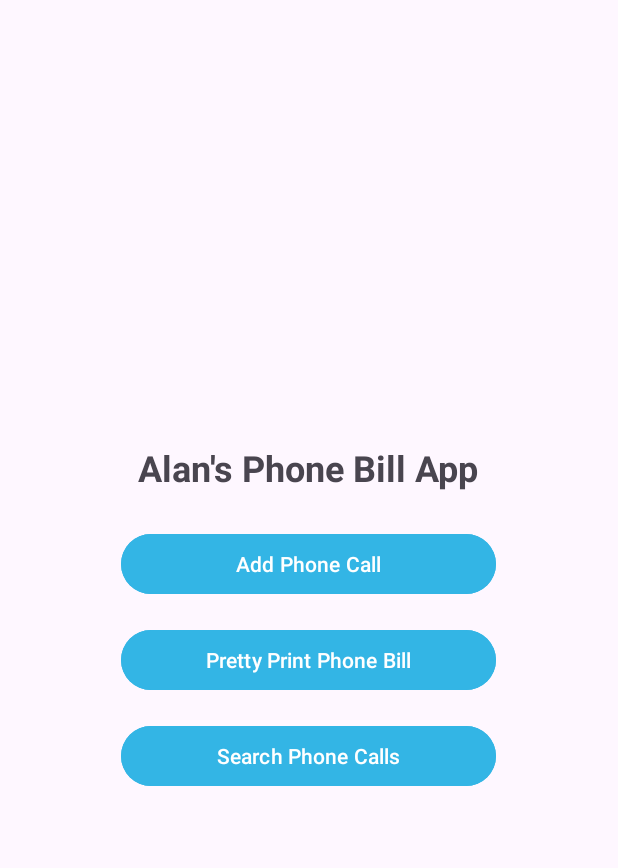
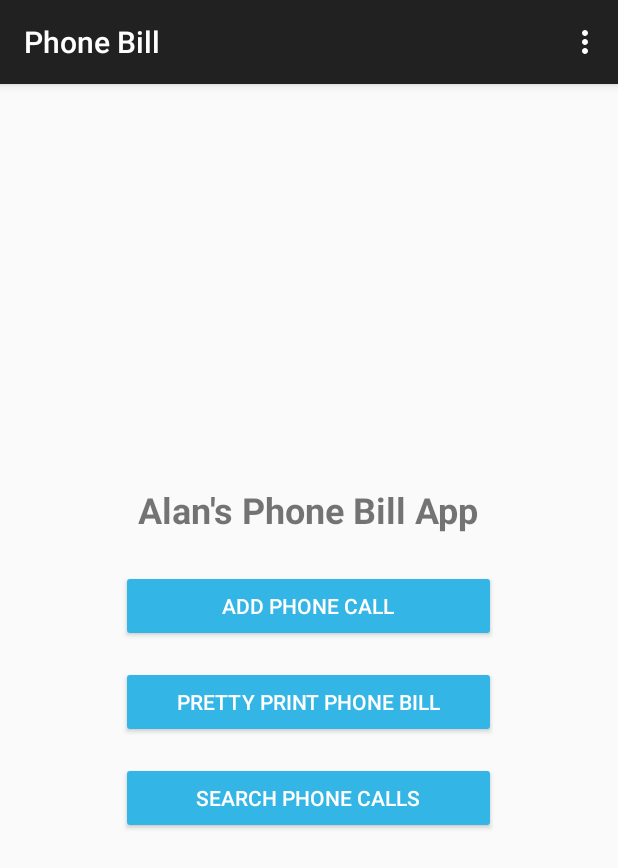
Before and after one commit to ashirk94/JoyOfCodingSummer2024, an Android app: the screen it shows after launch (MainActivity), on a phone screen of 412 x 824 dp. Shown: the top 868 px of the screen. Run offline under Robolectric (Android 15) with nearby library versions, the phone set to English and light mode, and no system bars; libraries missing offline, so code that uses them is left out: edu.pdx.cs.

```diff
--- a/phonebill-android/app/src/main/AndroidManifest.xml
+++ b/phonebill-android/app/src/main/AndroidManifest.xml
@@ -14,7 +14,8 @@
         tools:targetApi="31">
         <activity
             android:name=".MainActivity"
-            android:exported="true">
+            android:exported="true"
+            android:theme="@style/Theme.AppCompat.Light.DarkActionBar">
             <intent-filter>
                 <action android:name="android.intent.action.MAIN" />
 
--- a/phonebill-android/app/src/main/java/edu/pdx/cs/joy/alans/PrettyPrintActivity.java
+++ b/phonebill-android/app/src/main/java/edu/pdx/cs/joy/alans/PrettyPrintActivity.java
@@ -1,6 +1,7 @@
 package edu.pdx.cs.joy.alans;
 
 import android.os.Bundle;
+import android.view.View;
 import android.widget.TextView;
 import androidx.appcompat.app.AppCompatActivity;
 
@@ -19,4 +20,8 @@ public class PrettyPrintActivity extends AppCompatActivity {
         // Displays the data
         prettyPrintTextView.setText(prettyPrintData);
     }
+
+    public void goBack(View view) {
+        finish();
+    }
 }
--- a/phonebill-android/app/src/main/java/edu/pdx/cs/joy/alans/SearchResultsActivity.java
+++ b/phonebill-android/app/src/main/java/edu/pdx/cs/joy/alans/SearchResultsActivity.java
@@ -1,6 +1,7 @@
 package edu.pdx.cs.joy.alans;
 
 import android.os.Bundle;
+import android.view.View;
 import android.widget.TextView;
 import androidx.appcompat.app.AppCompatActivity;
 
@@ -23,4 +24,8 @@ public class SearchResultsActivity extends AppCompatActivity {
             searchResultsTextView.setText("No results to display");
         }
     }
+
+    public void goBack(View view) {
+        finish();
+    }
 }
--- /dev/null
+++ b/phonebill-android/app/src/main/res/menu/menu_main.xml
@@ -0,0 +1,9 @@
+<?xml version="1.0" encoding="utf-8"?>
+<menu xmlns:android="http://schemas.android.com/apk/res/android"
+    xmlns:app="http://schemas.android.com/apk/res-auto">
+
+    <item
+        android:id="@+id/action_readme"
+        android:title="@string/readme"
+        app:showAsAction="never" />
+</menu>
--- a/phonebill-android/app/src/main/res/values/strings.xml
+++ b/phonebill-android/app/src/main/res/values/strings.xml
@@ -1,4 +1,5 @@
 <resources>
     <string name="app_name">Phone Bill</string>
     <string name="hello_joy_of_coding">Hello Joy of Coding!</string>
+    <string name="readme">README</string>
 </resources>
```
Also changed, not shown: phonebill-android/app/src/main/java/edu/pdx/cs/joy/alans/MainActivity.java (+31 -0 lines), phonebill-android/app/src/main/res/layout/activity_pretty_print.xml (+7 -0 lines), phonebill-android/app/src/main/res/layout/activity_search_results.xml (+7 -0 lines).
